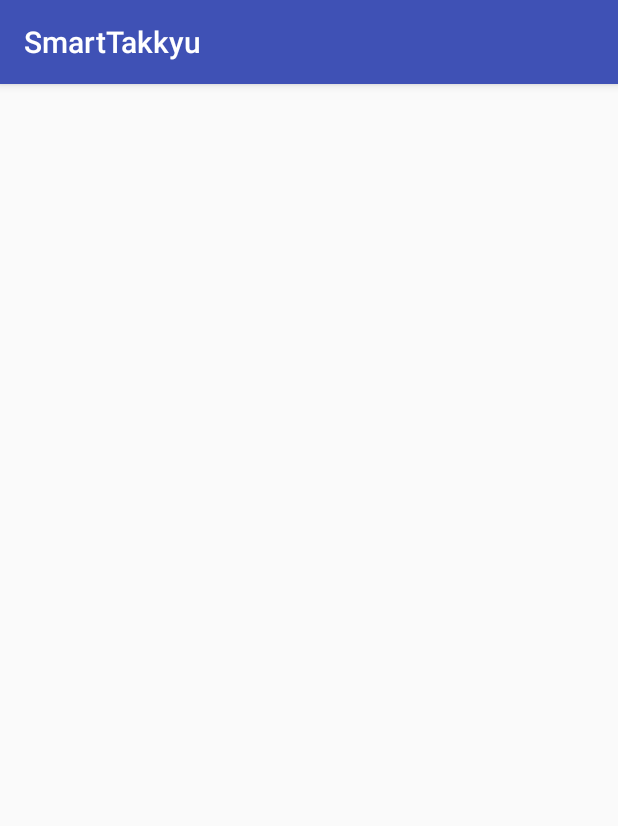
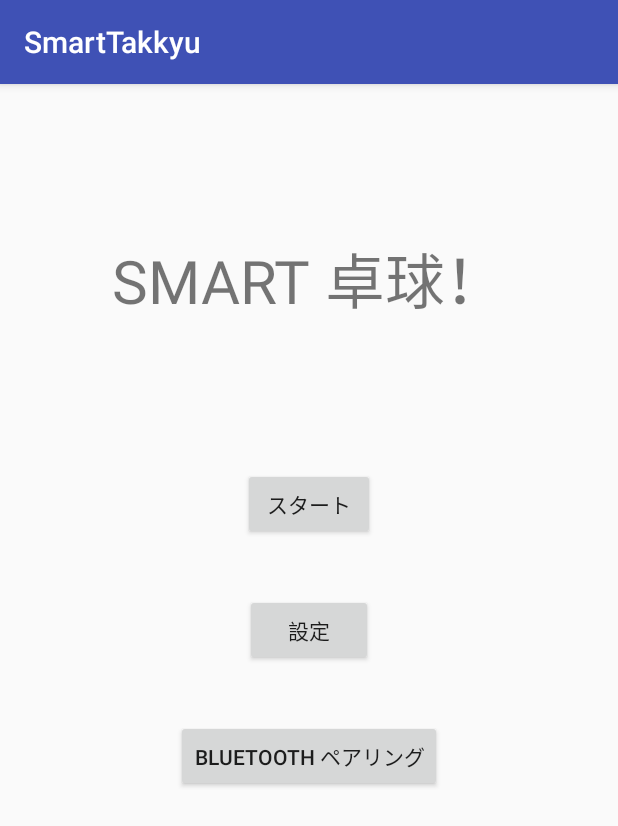
Before and after one commit to karaasJP/SmartTakkyu, an Android app: the screen it shows after launch (MainActivity), on a phone screen of 412 x 824 dp. Shown: the top 826 px of the screen. Run offline under Robolectric (Android 15) with nearby library versions, the phone set to English and light mode, and no system bars.

Commit message:
画面遷移OK

```diff
--- a/app/src/main/AndroidManifest.xml
+++ b/app/src/main/AndroidManifest.xml
@@ -1,6 +1,10 @@
 <?xml version="1.0" encoding="utf-8"?>
 <manifest xmlns:android="http://schemas.android.com/apk/res/android"
     package="jp.miyatano.smarttakkyu">
+
+    <uses-permission android:name="android.permission.BLUETOOTH"/>
+    <uses-permission android:name="android.permission.BLUETOOTH_ADMIN"/>
+    <uses-permission android:name="android.permission.ACCESS_COARSE_LOCATION"/>
 
     <application
         android:allowBackup="true"
--- a/app/src/main/java/jp/miyatano/smarttakkyu/BlueToothTestActivity.java
+++ b/app/src/main/java/jp/miyatano/smarttakkyu/BlueToothTestActivity.java
@@ -1,5 +1,7 @@
 package jp.miyatano.smarttakkyu;
 
+import android.bluetooth.BluetoothAdapter;
+import android.content.Intent;
 import android.support.v7.app.AppCompatActivity;
 import android.os.Bundle;
 
@@ -10,4 +12,7 @@ public class BlueToothTestActivity extends AppCompatActivity {
         super.onCreate(savedInstanceState);
         setContentView(R.layout.activity_blue_tooth_test);
     }
+
+
+
 }
--- a/app/src/main/res/layout/activity_main.xml
+++ b/app/src/main/res/layout/activity_main.xml
@@ -6,4 +6,50 @@
     android:layout_height="match_parent"
     tools:context=".MainActivity">
 
+    <TextView
+        android:id="@+id/textView"
+        android:layout_width="wrap_content"
+        android:layout_height="wrap_content"
+        android:layout_marginTop="100dp"
+        android:text="SMART 卓球！"
+        android:textSize="40dp"
+        app:layout_constraintEnd_toEndOf="parent"
+        app:layout_constraintHorizontal_bias="0.5"
+        app:layout_constraintStart_toStartOf="parent"
+        app:layout_constraintTop_toTopOf="parent" />
+
+    <Button
+        android:id="@+id/button"
+        android:layout_width="wrap_content"
+        android:layout_height="wrap_content"
+        android:layout_marginTop="96dp"
+        android:text="スタート"
+        app:layout_constraintEnd_toEndOf="parent"
+        app:layout_constraintHorizontal_bias="0.5"
+        app:layout_constraintStart_toStartOf="parent"
+        app:layout_constraintTop_toBottomOf="@+id/textView"
+        android:onClick="PlayTest" />
+
+    <Button
+        android:id="@+id/button2"
+        android:layout_width="85dp"
+        android:layout_height="wrap_content"
+        android:layout_marginTop="36dp"
+        android:text="設定"
+        app:layout_constraintEnd_toEndOf="parent"
+        app:layout_constraintHorizontal_bias="0.5"
+        app:layout_constraintStart_toStartOf="parent"
+        app:layout_constraintTop_toBottomOf="@+id/button" />
+
+    <Button
+        android:id="@+id/button3"
+        android:layout_width="wrap_content"
+        android:layout_height="wrap_content"
+        android:layout_marginTop="36dp"
+        android:text="BlueTooth ペアリング"
+        app:layout_constraintEnd_toEndOf="parent"
+        app:layout_constraintHorizontal_bias="0.5"
+        app:layout_constraintStart_toStartOf="parent"
+        app:layout_constraintTop_toBottomOf="@+id/button2"
+        android:onClick="BlueToothTest" />
 </android.support.constraint.ConstraintLayout>
```
Also changed, not shown: app/src/main/java/jp/miyatano/smarttakkyu/MainActivity.java (+14 -0 lines), app/src/main/res/layout/activity_blue_tooth_test.xml (+10 -0 lines), app/src/main/res/layout/activity_play_test.xml (+10 -0 lines).
